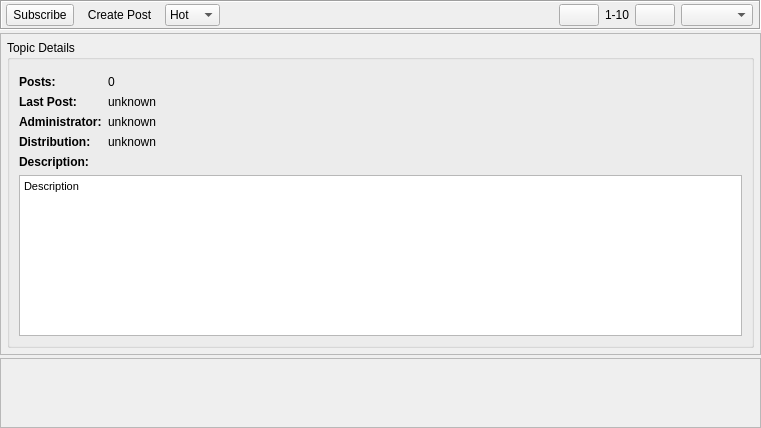
The window that retroshare-gui/src/gui/Posted/PostedListWidget.ui (RetroShare/RetroShare) describes before a commit, drawn with Qt 5.
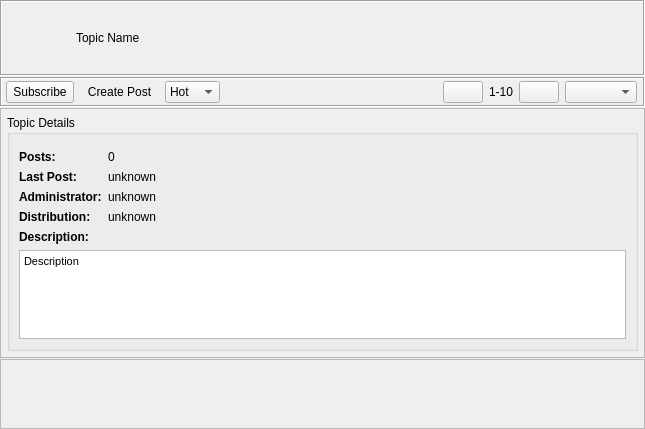
The same window after the commit. Icons and pictures are not drawn. Custom widgets are drawn as their Qt base class.

Commit message:
Added color feature for channels & posted
Added color feature for channels & posted
Added header frame for posted links

Diff of the .ui file:
```diff
--- a/retroshare-gui/src/gui/Posted/PostedListWidget.ui
+++ b/retroshare-gui/src/gui/Posted/PostedListWidget.ui
@@ -6,8 +6,8 @@
    <rect>
     <x>0</x>
     <y>0</y>
-    <width>761</width>
-    <height>428</height>
+    <width>645</width>
+    <height>429</height>
    </rect>
   </property>
   <property name="windowTitle">
@@ -15,7 +15,7 @@
   </property>
   <layout class="QVBoxLayout" name="verticalLayout_2">
    <property name="spacing">
-    <number>3</number>
+    <number>1</number>
    </property>
    <property name="leftMargin">
     <number>0</number>
@@ -29,6 +29,69 @@
    <property name="bottomMargin">
     <number>0</number>
    </property>
+   <item>
+    <widget class="QFrame" name="headFrame">
+     <property name="frameShape">
+      <enum>QFrame::Box</enum>
+     </property>
+     <property name="frameShadow">
+      <enum>QFrame::Sunken</enum>
+     </property>
+     <layout class="QHBoxLayout" name="horizontalLayout_3">
+      <property name="leftMargin">
+       <number>4</number>
+      </property>
+      <property name="topMargin">
+       <number>4</number>
+      </property>
+      <property name="rightMargin">
+       <number>4</number>
+      </property>
+      <property name="bottomMargin">
+       <number>4</number>
+      </property>
+      <item>
+       <widget class="QLabel" name="logoLabel">
+        <property name="minimumSize">
+         <size>
+          <width>64</width>
+          <height>64</height>
+         </size>
+        </property>
+        <property name="maximumSize">
+         <size>
+          <width>64</width>
+          <height>64</height>
+         </size>
+        </property>
+        <property name="text">
+         <string/>
+        </property>
+        <property name="pixmap">
+         <pixmap resource="../icons.qrc">:/icons/png/posted.png</pixmap>
+        </property>
+        <property name="scaledContents">
+         <bool>true</bool>
+        </property>
+       </widget>
+      </item>
+      <item>
+       <widget class="StyledElidedLabel" name="nameLabel">
+        <property name="palette">
+         <palette>
+          <active/>
+          <inactive/>
+          <disabled/>
+         </palette>
+        </property>
+        <property name="text">
+         <string notr="true">Topic Name</string>
+        </property>
+       </widget>
+      </item>
+     </layout>
+    </widget>
+   </item>
    <item>
     <widget class="QFrame" name="headerFrame">
      <property name="frameShape">
@@ -433,16 +496,21 @@
    <extends>QToolButton</extends>
    <header>gui/common/SubscribeToolButton.h</header>
   </customwidget>
+  <customwidget>
+   <class>GxsIdLabel</class>
+   <extends>QLabel</extends>
+   <header>gui/gxs/GxsIdLabel.h</header>
+  </customwidget>
+  <customwidget>
+   <class>StyledElidedLabel</class>
+   <extends>QLabel</extends>
+   <header>gui/common/StyledElidedLabel.h</header>
+  </customwidget>
   <customwidget>
    <class>GxsIdChooser</class>
    <extends>QComboBox</extends>
    <header>gui/gxs/GxsIdChooser.h</header>
   </customwidget>
-  <customwidget>
-   <class>GxsIdLabel</class>
-   <extends>QLabel</extends>
-   <header>gui/gxs/GxsIdLabel.h</header>
-  </customwidget>
  </customwidgets>
  <resources>
   <include location="../images.qrc"/>
```
Left out of the diff: 2 changed lines with no effect on the pictures. The commit also changes 20 other files.
